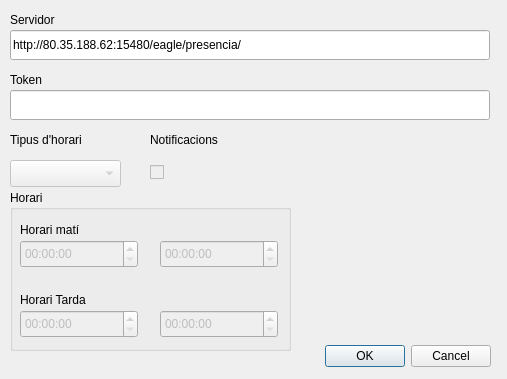
Old version of the form gui/settings.ui in the repository spintog/fitxatge.
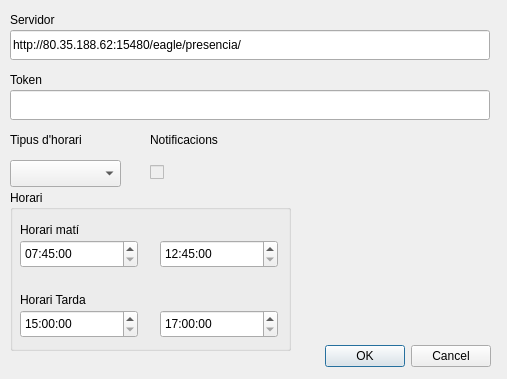
New version of the form. Icons and pictures are not drawn.

What changed in the file:
```diff
--- a/gui/settings.ui
+++ b/gui/settings.ui
@@ -125,7 +125,7 @@
   </widget>
   <widget class="QComboBox" name="comboBox">
    <property name="enabled">
-    <bool>false</bool>
+    <bool>true</bool>
    </property>
    <property name="geometry">
     <rect>
@@ -150,7 +150,7 @@
    </property>
    <widget class="QTimeEdit" name="timeEdit">
     <property name="enabled">
-     <bool>false</bool>
+     <bool>true</bool>
     </property>
     <property name="geometry">
      <rect>
@@ -160,10 +160,24 @@
       <height>28</height>
      </rect>
     </property>
+    <property name="maximumTime">
+     <time>
+      <hour>10</hour>
+      <minute>15</minute>
+      <second>0</second>
+     </time>
+    </property>
+    <property name="minimumTime">
+     <time>
+      <hour>7</hour>
+      <minute>45</minute>
+      <second>0</second>
+     </time>
+    </property>
    </widget>
    <widget class="QTimeEdit" name="timeEdit_2">
     <property name="enabled">
-     <bool>false</bool>
+     <bool>true</bool>
     </property>
     <property name="geometry">
      <rect>
@@ -173,6 +187,20 @@
       <height>28</height>
      </rect>
     </property>
+    <property name="maximumTime">
+     <time>
+      <hour>14</hour>
+      <minute>0</minute>
+      <second>0</second>
+     </time>
+    </property>
+    <property name="minimumTime">
+     <time>
+      <hour>12</hour>
+      <minute>45</minute>
+      <second>0</second>
+     </time>
+    </property>
    </widget>
    <widget class="QLabel" name="label">
     <property name="geometry">
@@ -189,7 +217,7 @@
    </widget>
    <widget class="QTimeEdit" name="timeEdit_3">
     <property name="enabled">
-     <bool>false</bool>
+     <bool>true</bool>
     </property>
     <property name="geometry">
      <rect>
@@ -199,6 +227,20 @@
       <height>28</height>
      </rect>
     </property>
+    <property name="maximumTime">
+     <time>
+      <hour>20</hour>
+      <minute>0</minute>
+      <second>0</second>
+     </time>
+    </property>
+    <property name="minimumTime">
+     <time>
+      <hour>17</hour>
+      <minute>0</minute>
+      <second>0</second>
+     </time>
+    </property>
    </widget>
    <widget class="QLabel" name="label_2">
     <property name="geometry">
@@ -215,7 +257,7 @@
    </widget>
    <widget class="QTimeEdit" name="timeEdit_4">
     <property name="enabled">
-     <bool>false</bool>
+     <bool>true</bool>
     </property>
     <property name="geometry">
      <rect>
@@ -225,6 +267,23 @@
       <height>28</height>
      </rect>
     </property>
+    <property name="maximumTime">
+     <time>
+      <hour>16</hour>
+      <minute>0</minute>
+      <second>0</second>
+     </time>
+    </property>
+    <property name="minimumTime">
+     <time>
+      <hour>15</hour>
+      <minute>0</minute>
+      <second>0</second>
+     </time>
+    </property>
+    <property name="calendarPopup">
+     <bool>true</bool>
+    </property>
    </widget>
   </widget>
   <widget class="QCheckBox" name="checkBox">
```
Left out of the diff: 10 changed lines with no effect on the pictures.
